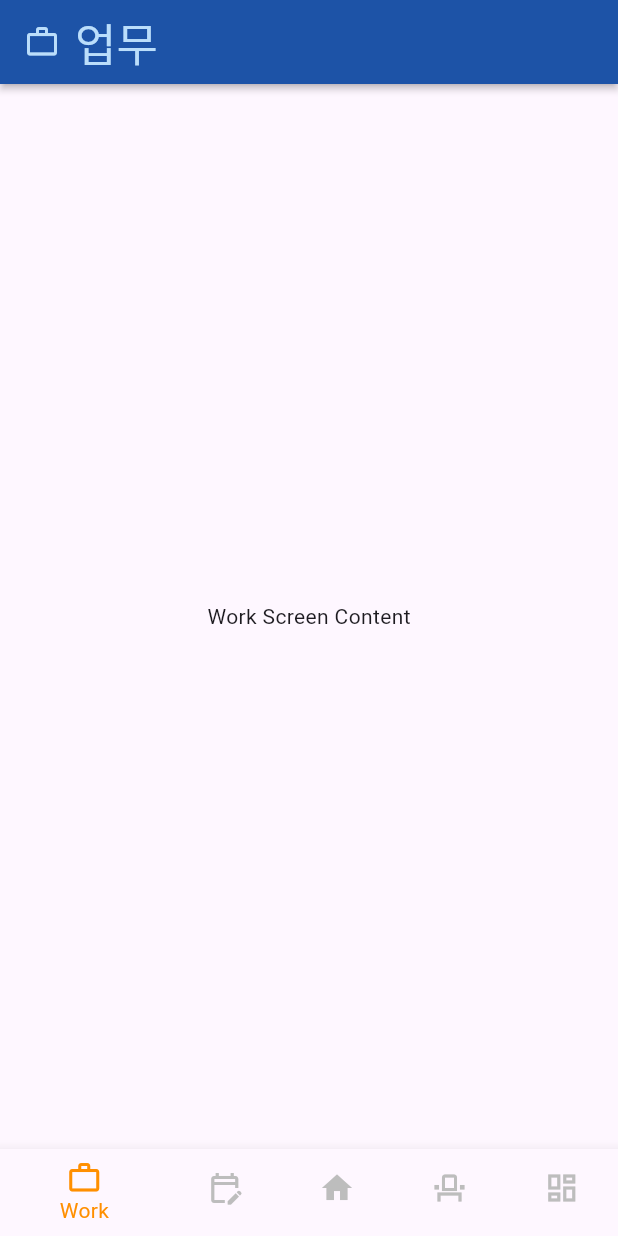
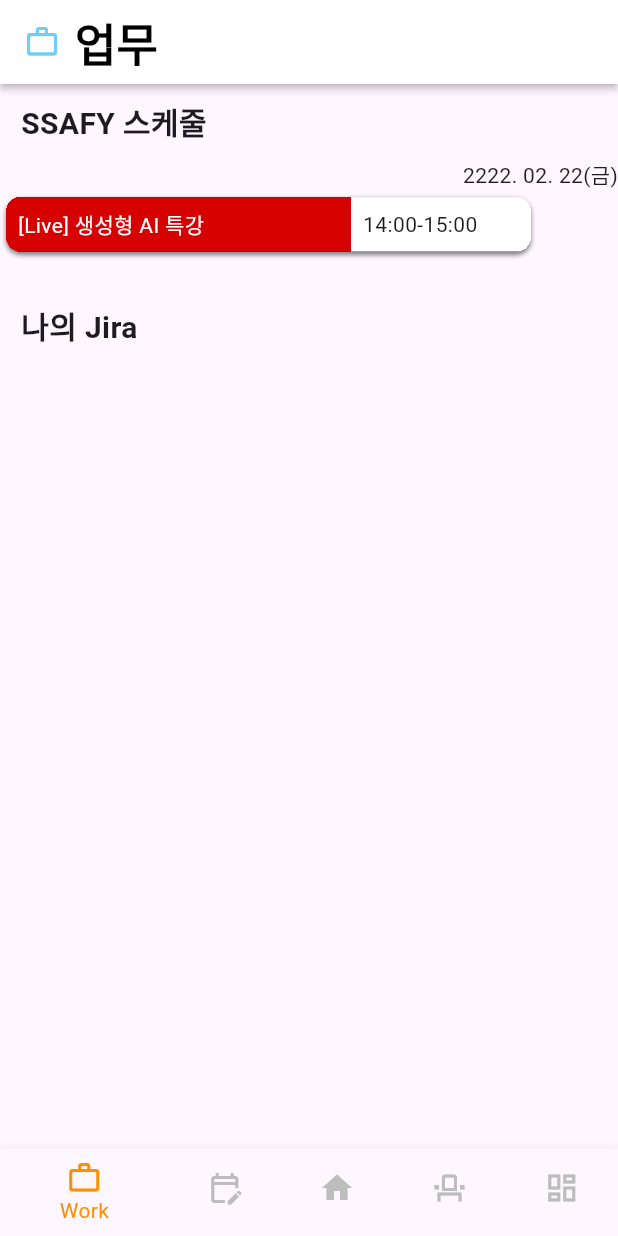
Before and after one commit to latter-electronic/MOASS, a Flutter app: the screen it shows after launch, on a phone screen of 412 x 824 dp. Run offline on Flutter 3.47's test engine with Material 3 defaults, Android fonts, the phone set to English and light mode, and no system bars.

Commit message:
Feat: 업무 페이지 틀구현 및 공통네브바 생성

```diff
--- a/Frontend/moass/lib/screens/main_home_screen.dart
+++ b/Frontend/moass/lib/screens/main_home_screen.dart
@@ -40,7 +40,10 @@ class _MainHomeScreenState extends State<MainHomeScreen> {
   @override
   Widget build(BuildContext context) {
     return Scaffold(
-      appBar: const TopBar(title: '메인'),
+      appBar: const TopBar(
+        title: '메인',
+        icon: Icons.home_rounded,
+      ),
       body: Column(
         crossAxisAlignment: CrossAxisAlignment.start,
         children: [
--- a/Frontend/moass/lib/screens/work_screen.dart
+++ b/Frontend/moass/lib/screens/work_screen.dart
@@ -1,35 +1,43 @@
+// 장현욱
+
 import 'package:flutter/material.dart';
+import 'package:moass/widgets/category_text.dart';
+import 'package:moass/widgets/schedule_box.dart';
+import 'package:moass/widgets/top_bar.dart';
 
 class WorkScreen extends StatelessWidget {
   const WorkScreen({super.key});
 
   @override
   Widget build(BuildContext context) {
-    return Scaffold(
-      appBar: AppBar(
-        surfaceTintColor: Colors.white,
-        shadowColor: Colors.black,
-        elevation: 2,
-        backgroundColor: Colors.blue.shade900,
-        foregroundColor: Colors.blue.shade100,
-        title: Row(
-          mainAxisSize:
-              MainAxisSize.min, // 이 속성으로 인해 아이템들이 타이틀 중간이 아닌 시작 부분에 위치
-          children: [
-            Icon(Icons.work_outline, color: Colors.blue.shade100), // 아이콘 색상 조정
-            const SizedBox(width: 10), // 아이콘과 텍스트 사이 간격
-            const Text(
-              "업무",
-              style: TextStyle(
-                fontSize: 30,
-              ),
-            ),
-          ],
-        ),
-        centerTitle: false,
+    return const Scaffold(
+      // 앱 바
+      appBar: TopBar(
+        title: '업무',
+        icon: Icons.work_outline_rounded,
       ),
-      body: const Center(
-        child: Text('Work Screen Content'),
+
+      // 바디
+      body: Column(
+        crossAxisAlignment: CrossAxisAlignment.start,
+        children: [
+          // 싸피 스케줄
+          CategoryText(text: 'SSAFY 스케줄'),
+          Align(
+            alignment: Alignment.topRight, // 오른쪽 끝에 텍스트 정렬
+            child: Text('2222. 02. 22(금)'),
+          ),
+          // 들어오는 데이터에 따라 반복문 구현(일정들)
+          ScheduleBox(title: '[Live] 생성형 AI 특강', time: '14:00-15:00'),
+
+          // 스케줄과 지라 사이 간격 주기
+          SizedBox(
+            height: 20,
+          ),
+
+          // 나의 지라
+          CategoryText(text: '나의 Jira'),
+        ],
       ),
     );
   }
--- a/Frontend/moass/lib/widgets/bottom_navbar.dart
+++ b/Frontend/moass/lib/widgets/bottom_navbar.dart
@@ -1,4 +1,4 @@
-// 장현욱 작성
+// 장현욱
 // 바텀 네비게이션 위젯
 
 import 'package:flutter/material.dart';
--- a/Frontend/moass/lib/widgets/top_bar.dart
+++ b/Frontend/moass/lib/widgets/top_bar.dart
@@ -1,14 +1,13 @@
+// 장현욱
 // 탑 바
 import 'package:flutter/material.dart';
 
 class TopBar extends StatelessWidget implements PreferredSizeWidget {
   final String title;
   // final List<Widget>? actions;
+  final IconData icon;
 
-  const TopBar({
-    super.key,
-    required this.title,
-  });
+  const TopBar({super.key, required this.title, required this.icon});
 
   @override
   Widget build(BuildContext context) {
@@ -16,16 +15,23 @@ class TopBar extends StatelessWidget implements PreferredSizeWidget {
       surfaceTintColor: Colors.white,
       shadowColor: Colors.black,
       elevation: 2,
-      backgroundColor: Colors.blue.shade900,
-      foregroundColor: Colors.blue.shade100,
-      title: Text(
-        title,
-        style: const TextStyle(
-          fontSize: 30,
-        ),
+      backgroundColor: const Color.fromARGB(255, 255, 255, 255),
+      foregroundColor: const Color.fromARGB(255, 0, 0, 0),
+      title: Row(
+        mainAxisSize: MainAxisSize.min, // 이 속성으로 인해 아이템들이 타이틀 중간이 아닌 시작 부분에 위치
+        children: [
+          Icon(icon, color: const Color(0xFF6ECEF5)), // 아이콘 색상 조정
+          const SizedBox(width: 10), // 아이콘과 텍스트 사이 간격
+          Text(
+            title,
+            style: const TextStyle(
+              fontSize: 30,
+              fontWeight: FontWeight.w700,
+            ),
+          ),
+        ],
       ),
-      // actions: actions,
-      centerTitle: true,
+      centerTitle: false,
     );
   }
 
```
